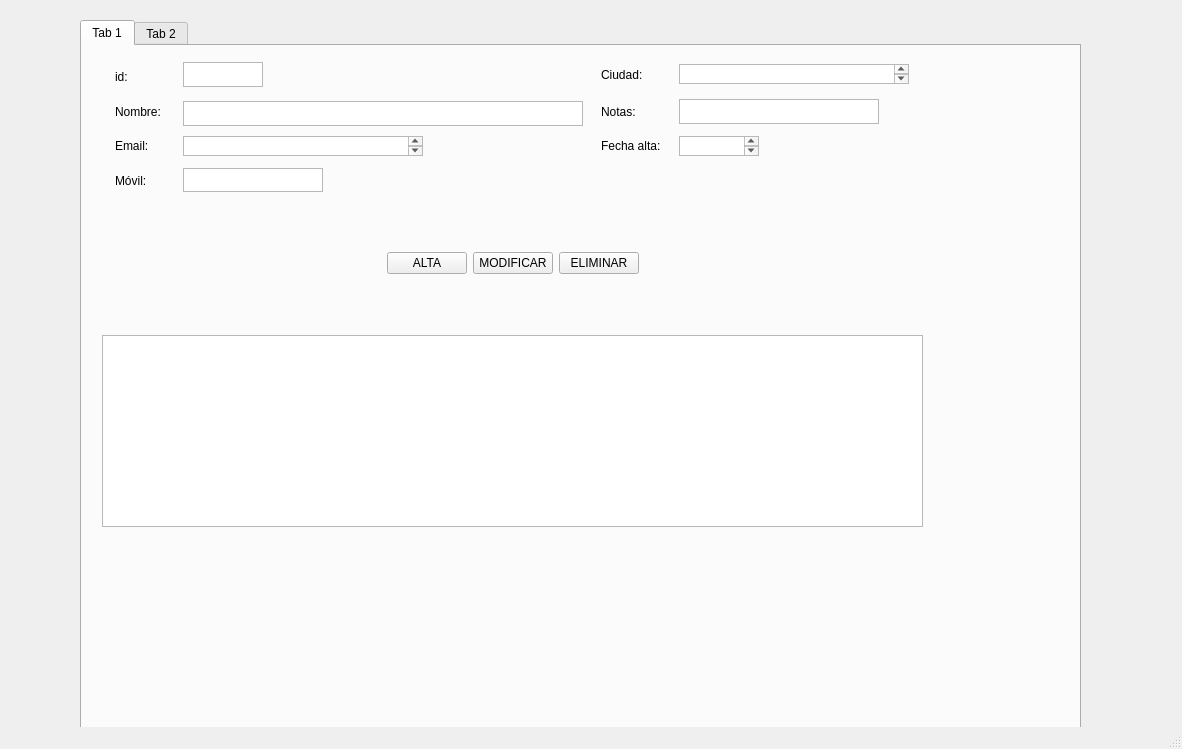
Before: the Qt Designer form rodriguezrodriguezrecupera/templates/venPrincipal.ui in lauri1604/rodriguezrodriguezrecupera, drawn with Qt 5.
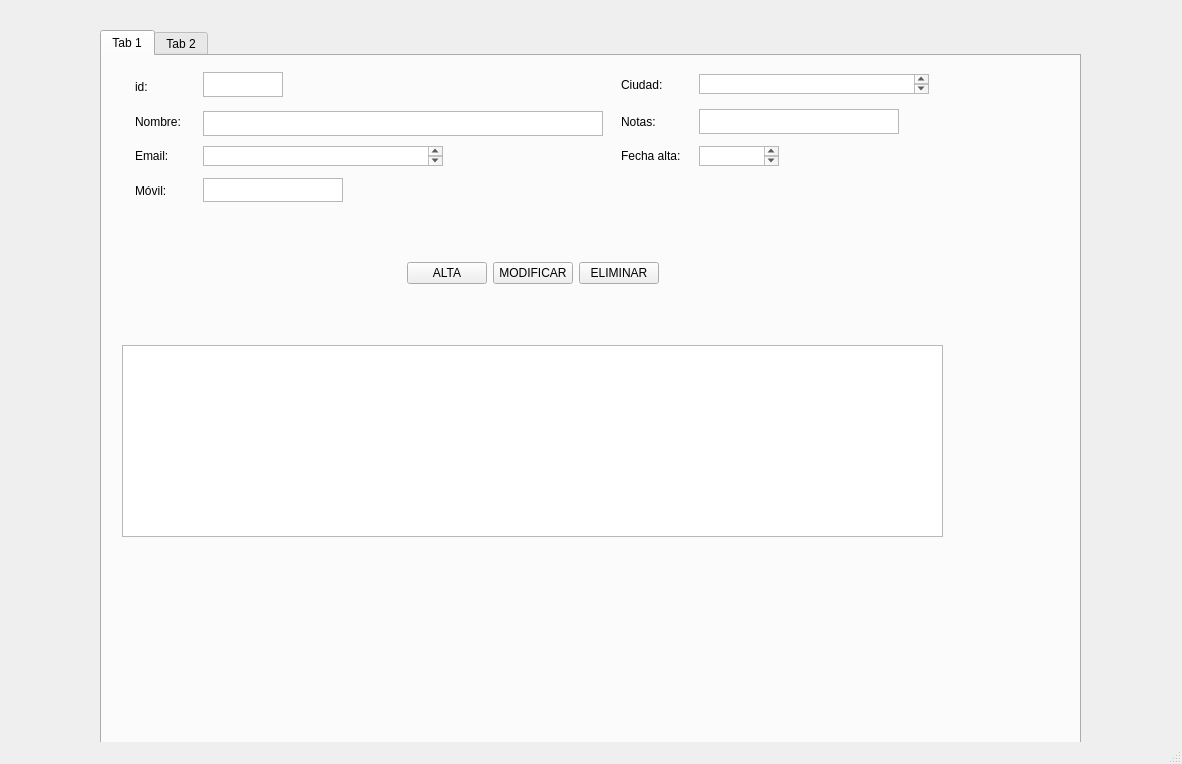
After: the same form once the commit is applied.

```diff
--- a/rodriguezrodriguezrecupera/templates/venPrincipal.ui
+++ b/rodriguezrodriguezrecupera/templates/venPrincipal.ui
@@ -7,19 +7,25 @@
     <x>0</x>
     <y>0</y>
     <width>1182</width>
-    <height>749</height>
+    <height>764</height>
    </rect>
   </property>
   <property name="windowTitle">
    <string>Agenda Telefónica</string>
   </property>
+  <property name="iconSize">
+   <size>
+    <width>30</width>
+    <height>30</height>
+   </size>
+  </property>
   <widget class="QWidget" name="centralwidget">
    <widget class="QTabWidget" name="panPrincipal">
     <property name="geometry">
      <rect>
-      <x>80</x>
-      <y>20</y>
-      <width>1001</width>
+      <x>100</x>
+      <y>30</y>
+      <width>981</width>
       <height>768</height>
      </rect>
     </property>
@@ -29,7 +35,10 @@
       <height>768</height>
      </size>
     </property>
-    <widget class="QWidget" name="tab">
+    <property name="currentIndex">
+     <number>0</number>
+    </property>
+    <widget class="QWidget" name="pesContactos">
      <attribute name="title">
       <string>Tab 1</string>
      </attribute>
```
Left out of the diff: 2 changed lines with no effect on the pictures.
